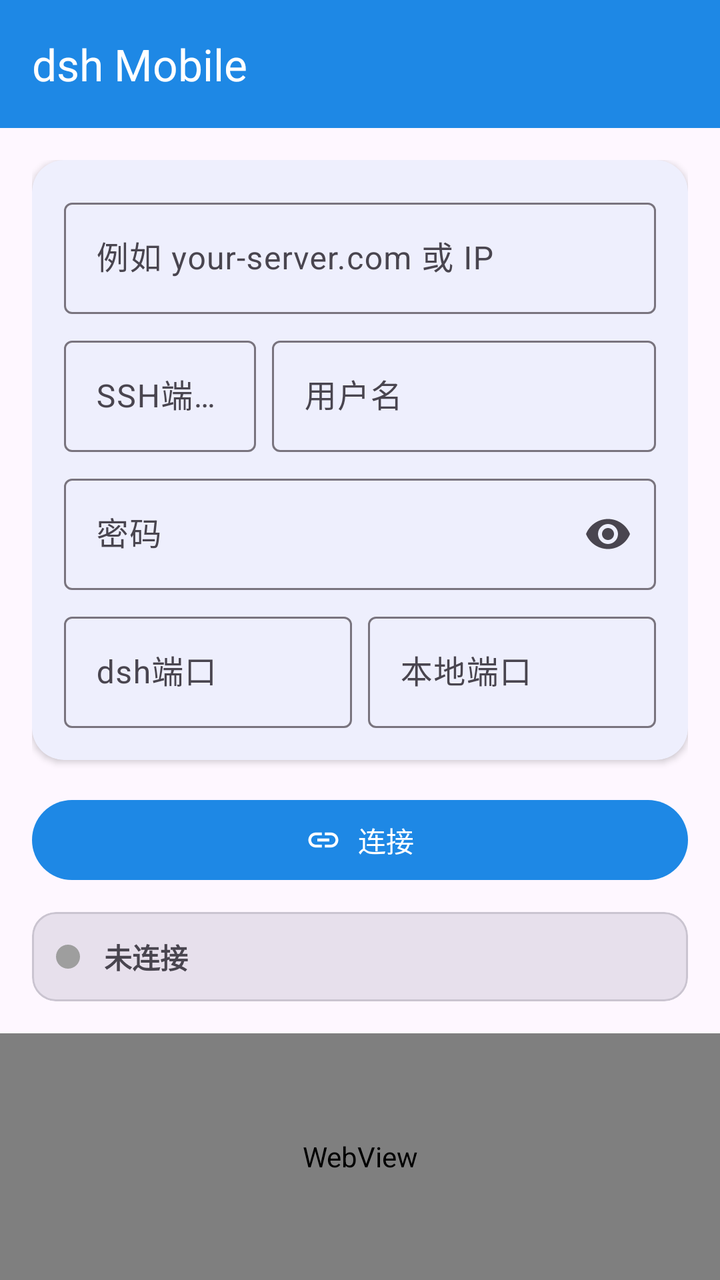
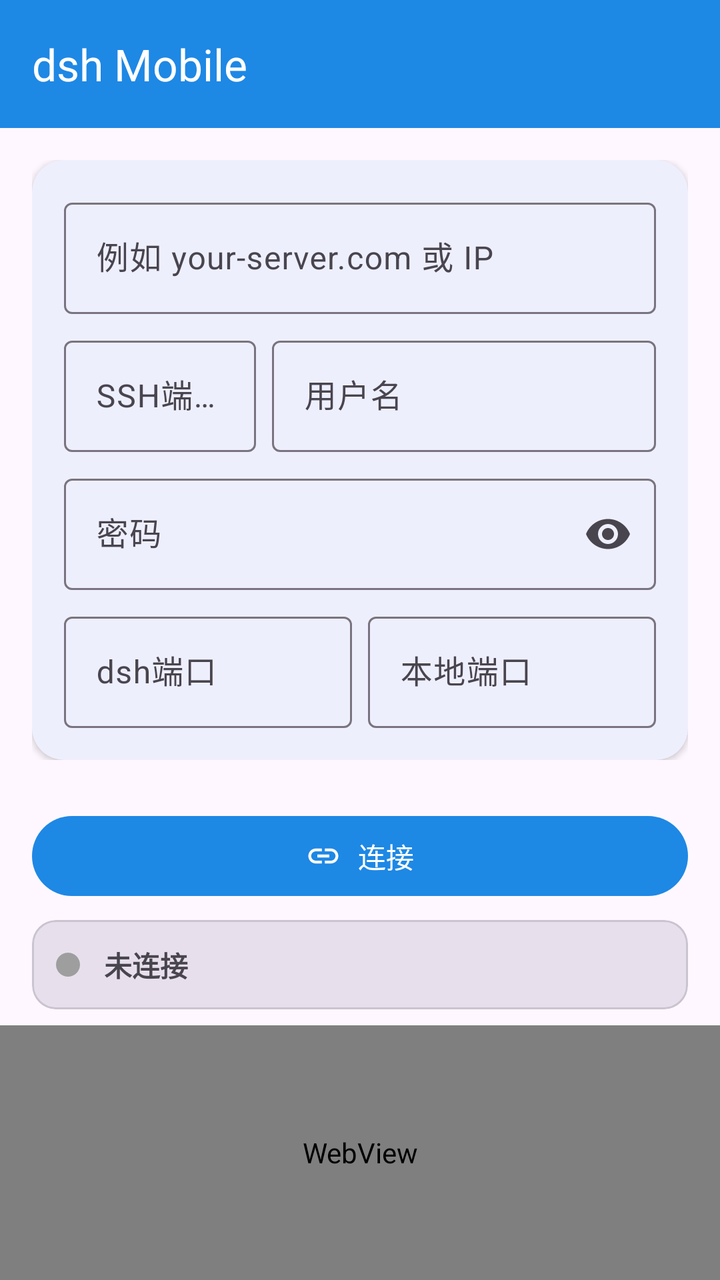

An Android layout rendered at two revisions. The XML below is the earlier revision; the diff shows what the commit changed to produce the second picture.
<!-- AndroidManifest.xml: application theme Theme.DshMobile -->
<!-- res/layout/activity_main.xml -->
<?xml version="1.0" encoding="utf-8"?>
<LinearLayout xmlns:android="http://schemas.android.com/apk/res/android"
    xmlns:app="http://schemas.android.com/apk/res-auto"
    android:layout_width="match_parent"
    android:layout_height="match_parent"
    android:orientation="vertical"
    android:background="?attr/colorSurface">

    <com.google.android.material.appbar.MaterialToolbar
        android:id="@+id/toolbar"
        android:layout_width="match_parent"
        android:layout_height="?attr/actionBarSize"
        android:background="?attr/colorPrimary"
        app:title="@string/app_name"
        app:titleTextColor="@color/white" />

    <ScrollView
        android:layout_width="match_parent"
        android:layout_height="wrap_content"
        android:fillViewport="true">

        <LinearLayout
            android:layout_width="match_parent"
            android:layout_height="wrap_content"
            android:orientation="vertical"
            android:padding="16dp">

            <com.google.android.material.card.MaterialCardView
                android:layout_width="match_parent"
                android:layout_height="wrap_content"
                app:cardCornerRadius="16dp"
                app:cardElevation="2dp"
                app:strokeWidth="0dp">

                <LinearLayout
                    android:layout_width="match_parent"
                    android:layout_height="wrap_content"
                    android:orientation="vertical"
                    android:padding="16dp">

                    <com.google.android.material.textfield.TextInputLayout
                        android:id="@+id/hostLayout"
                        style="@style/Widget.Material3.TextInputLayout.OutlinedBox"
                        android:layout_width="match_parent"
                        android:layout_height="wrap_content"
                        android:hint="@string/hint_host"
                        android:layout_marginBottom="8dp">

                        <com.google.android.material.textfield.TextInputEditText
                            android:id="@+id/hostEditText"
                            android:layout_width="match_parent"
                            android:layout_height="wrap_content"
                            android:inputType="textUri"
                            android:importantForAutofill="no" />
                    </com.google.android.material.textfield.TextInputLayout>

                    <LinearLayout
                        android:layout_width="match_parent"
                        android:layout_height="wrap_content"
                        android:orientation="horizontal"
                        android:baselineAligned="false">

                        <com.google.android.material.textfield.TextInputLayout
                            android:id="@+id/sshPortLayout"
                            style="@style/Widget.Material3.TextInputLayout.OutlinedBox"
                            android:layout_width="0dp"
                            android:layout_height="wrap_content"
                            android:layout_weight="1"
                            android:hint="@string/hint_ssh_port"
                            android:layout_marginEnd="8dp">

                            <com.google.android.material.textfield.TextInputEditText
                                android:id="@+id/sshPortEditText"
                                android:layout_width="match_parent"
                                android:layout_height="wrap_content"
                                android:inputType="number"
                                android:importantForAutofill="no" />
                        </com.google.android.material.textfield.TextInputLayout>

                        <com.google.android.material.textfield.TextInputLayout
                            android:id="@+id/usernameLayout"
                            style="@style/Widget.Material3.TextInputLayout.OutlinedBox"
                            android:layout_width="0dp"
                            android:layout_height="wrap_content"
                            android:layout_weight="2"
                            android:hint="@string/hint_username">

                            <com.google.android.material.textfield.TextInputEditText
                                android:id="@+id/usernameEditText"
                                android:layout_width="match_parent"
                                android:layout_height="wrap_content"
                                android:inputType="text"
                                android:importantForAutofill="no" />
                        </com.google.android.material.textfield.TextInputLayout>
                    </LinearLayout>

                    <com.google.android.material.textfield.TextInputLayout
                        android:id="@+id/passwordLayout"
                        style="@style/Widget.Material3.TextInputLayout.OutlinedBox"
                        android:layout_width="match_parent"
                        android:layout_height="wrap_content"
                        android:hint="@string/hint_password"
                        android:layout_marginTop="8dp"
                        app:endIconMode="password_toggle">

                        <com.google.android.material.textfield.TextInputEditText
                            android:id="@+id/passwordEditText"
                            android:layout_width="match_parent"
                            android:layout_height="wrap_content"
                            android:inputType="textPassword"
                            android:importantForAutofill="no" />
                    </com.google.android.material.textfield.TextInputLayout>

                    <LinearLayout
                        android:layout_width="match_parent"
                        android:layout_height="wrap_content"
                        android:orientation="horizontal"
                        android:layout_marginTop="8dp"
                        android:baselineAligned="false">

                        <com.google.android.material.textfield.TextInputLayout
                            android:id="@+id/dshPortLayout"
                            style="@style/Widget.Material3.TextInputLayout.OutlinedBox"
                            android:layout_width="0dp"
                            android:layout_height="wrap_content"
                            android:layout_weight="1"
                            android:hint="@string/hint_dsh_port"
                            android:layout_marginEnd="8dp">

                            <com.google.android.material.textfield.TextInputEditText
                                android:id="@+id/dshPortEditText"
                                android:layout_width="match_parent"
                                android:layout_height="wrap_content"
                                android:inputType="number"
                                android:importantForAutofill="no" />
                        </com.google.android.material.textfield.TextInputLayout>

                        <com.google.android.material.textfield.TextInputLayout
                            android:id="@+id/localPortLayout"
                            style="@style/Widget.Material3.TextInputLayout.OutlinedBox"
                            android:layout_width="0dp"
                            android:layout_height="wrap_content"
                            android:layout_weight="1"
                            android:hint="@string/hint_local_port">

                            <com.google.android.material.textfield.TextInputEditText
                                android:id="@+id/localPortEditText"
                                android:layout_width="match_parent"
                                android:layout_height="wrap_content"
                                android:inputType="number"
                                android:importantForAutofill="no" />
                        </com.google.android.material.textfield.TextInputLayout>
                    </LinearLayout>
                </LinearLayout>
            </com.google.android.material.card.MaterialCardView>

            <com.google.android.material.button.MaterialButton
                android:id="@+id/connectButton"
                android:layout_width="match_parent"
                android:layout_height="wrap_content"
                android:layout_marginTop="16dp"
                android:text="@string/connect"
                app:cornerRadius="24dp"
                app:icon="@drawable/ic_connect"
                app:iconGravity="textStart" />

            <com.google.android.material.card.MaterialCardView
                android:id="@+id/statusCard"
                android:layout_width="match_parent"
                android:layout_height="wrap_content"
                android:layout_marginTop="12dp"
                app:cardBackgroundColor="?attr/colorSurfaceVariant"
                app:cardCornerRadius="12dp"
                app:cardElevation="0dp">

                <LinearLayout
                    android:layout_width="match_parent"
                    android:layout_height="wrap_content"
                    android:gravity="center_vertical"
                    android:orientation="horizontal"
                    android:padding="12dp">

                    <View
                        android:id="@+id/statusDot"
                        android:layout_width="12dp"
                        android:layout_height="12dp"
                        android:background="@drawable/bg_status_dot"
                        android:importantForAccessibility="no" />

                    <TextView
                        android:id="@+id/statusTextView"
                        android:layout_width="0dp"
                        android:layout_height="wrap_content"
                        android:layout_weight="1"
                        android:layout_marginStart="12dp"
                        android:text="@string/not_connected"
                        android:textStyle="bold" />
                </LinearLayout>
            </com.google.android.material.card.MaterialCardView>
        </LinearLayout>
    </ScrollView>

    <WebView
        android:id="@+id/webView"
        android:layout_width="match_parent"
        android:layout_height="0dp"
        android:layout_weight="1" />

</LinearLayout>
<!-- resources referenced by this layout -->
<resources>
  <color name="white">#FFFFFF</color>
  <!-- drawable bg_status_dot (drawable) -->
  <shape xmlns:android="http://schemas.android.com/apk/res/android"
      android:shape="oval">
      <solid android:color="#9E9E9E" />
      <size
          android:width="12dp"
          android:height="12dp" />
  </shape>
  <!-- drawable ic_connect (drawable) -->
  <vector xmlns:android="http://schemas.android.com/apk/res/android"
      android:width="24dp"
      android:height="24dp"
      android:viewportWidth="24"
      android:viewportHeight="24"
      android:tint="?attr/colorOnPrimary">
      <path
          android:fillColor="@android:color/white"
          android:pathData="M3.9,12c0,-1.71 1.39,-3.1 3.1,-3.1h4V7H7c-2.76,0 -5,2.24 -5,5s2.24,5 5,5h4v-1.9H7c-1.71,0 -3.1,-1.39 -3.1,-3.1zM8,13h8v-2H8v2zM17,7h-4v1.9h4c1.71,0 3.1,1.39 3.1,3.1s-1.39,3.1 -3.1,3.1h-4V17h4c2.76,0 5,-2.24 5,-5s-2.24,-5 -5,-5z" />
  </vector>
  <string name="app_name">dsh Mobile</string>
  <string name="connect">连接</string>
  <string name="hint_dsh_port">dsh端口</string>
  <string name="hint_host">例如 your-server.com 或 IP</string>
  <string name="hint_local_port">本地端口</string>
  <string name="hint_password">密码</string>
  <string name="hint_ssh_port">SSH端口</string>
  <string name="hint_username">用户名</string>
  <string name="not_connected">未连接</string>
  <style name="Theme.DshMobile" parent="Theme.Material3.DayNight.NoActionBar">
          <item name="colorPrimary">@color/dsh_blue</item>
          <item name="colorOnPrimary">@color/white</item>
      </style>
  <color name="dsh_blue">#1E88E5</color>
</resources>

<!-- the commit's change to res/layout/activity_main.xml (unified diff, before → after) -->
@@ -4,6 +4,7 @@
     android:layout_width="match_parent"
     android:layout_height="match_parent"
     android:orientation="vertical"
+    android:animateLayoutChanges="true"
     android:background="?attr/colorSurface">
 
     <com.google.android.material.appbar.MaterialToolbar
@@ -15,6 +16,7 @@
         app:titleTextColor="@color/white" />
 
     <ScrollView
+        android:id="@+id/configScroll"
         android:layout_width="match_parent"
         android:layout_height="wrap_content"
         android:fillViewport="true">
@@ -153,53 +155,56 @@
                     </LinearLayout>
                 </LinearLayout>
             </com.google.android.material.card.MaterialCardView>
-
-            <com.google.android.material.button.MaterialButton
-                android:id="@+id/connectButton"
-                android:layout_width="match_parent"
-                android:layout_height="wrap_content"
-                android:layout_marginTop="16dp"
-                android:text="@string/connect"
-                app:cornerRadius="24dp"
-                app:icon="@drawable/ic_connect"
-                app:iconGravity="textStart" />
-
-            <com.google.android.material.card.MaterialCardView
-                android:id="@+id/statusCard"
-                android:layout_width="match_parent"
-                android:layout_height="wrap_content"
-                android:layout_marginTop="12dp"
-                app:cardBackgroundColor="?attr/colorSurfaceVariant"
-                app:cardCornerRadius="12dp"
-                app:cardElevation="0dp">
-
-                <LinearLayout
-                    android:layout_width="match_parent"
-                    android:layout_height="wrap_content"
-                    android:gravity="center_vertical"
-                    android:orientation="horizontal"
-                    android:padding="12dp">
-
-                    <View
-                        android:id="@+id/statusDot"
-                        android:layout_width="12dp"
-                        android:layout_height="12dp"
-                        android:background="@drawable/bg_status_dot"
-                        android:importantForAccessibility="no" />
-
-                    <TextView
-                        android:id="@+id/statusTextView"
-                        android:layout_width="0dp"
-                        android:layout_height="wrap_content"
-                        android:layout_weight="1"
-                        android:layout_marginStart="12dp"
-                        android:text="@string/not_connected"
-                        android:textStyle="bold" />
-                </LinearLayout>
-            </com.google.android.material.card.MaterialCardView>
         </LinearLayout>
     </ScrollView>
 
+    <com.google.android.material.button.MaterialButton
+        android:id="@+id/connectButton"
+        android:layout_width="match_parent"
+        android:layout_height="wrap_content"
+        android:layout_marginHorizontal="16dp"
+        android:layout_marginTop="8dp"
+        android:text="@string/connect"
+        app:cornerRadius="24dp"
+        app:icon="@drawable/ic_connect"
+        app:iconGravity="textStart" />
+
+    <com.google.android.material.card.MaterialCardView
+        android:id="@+id/statusCard"
+        android:layout_width="match_parent"
+        android:layout_height="wrap_content"
+        android:layout_marginHorizontal="16dp"
+        android:layout_marginTop="8dp"
+        android:layout_marginBottom="8dp"
+        app:cardBackgroundColor="?attr/colorSurfaceVariant"
+        app:cardCornerRadius="12dp"
+        app:cardElevation="0dp">
+
+        <LinearLayout
+            android:layout_width="match_parent"
+            android:layout_height="wrap_content"
+            android:gravity="center_vertical"
+            android:orientation="horizontal"
+            android:padding="12dp">
+
+            <View
+                android:id="@+id/statusDot"
+                android:layout_width="12dp"
+                android:layout_height="12dp"
+                android:background="@drawable/bg_status_dot"
+                android:importantForAccessibility="no" />
+
+            <TextView
+                android:id="@+id/statusTextView"
+                android:layout_width="0dp"
+                android:layout_height="wrap_content"
+                android:layout_weight="1"
+                android:layout_marginStart="12dp"
+                android:text="@string/not_connected"
+                android:textStyle="bold" />
+        </LinearLayout>
+    </com.google.android.material.card.MaterialCardView>
+
     <WebView
         android:id="@+id/webView"
         android:layout_width="match_parent"
